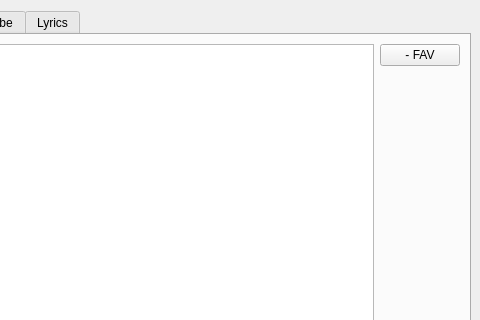
Old version of the form jardin.ui in the repository waltermas-gitter/jardinderadios; both pictures show x 290 to 770 and y 0 to 320 of the 770 by 660 pixel window.
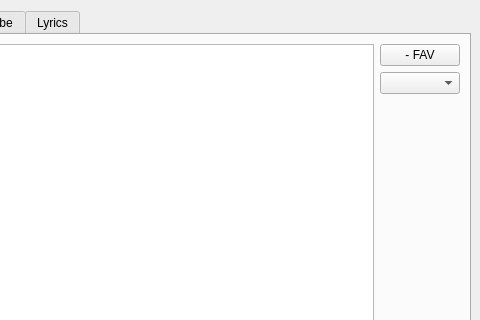
New version of the form. The open tabs and pages were chosen to show the change. Icons and pictures are not drawn.

Commit message: con themes

```diff
--- a/jardin.ui
+++ b/jardin.ui
@@ -62,6 +62,9 @@
               </property>
              </widget>
             </item>
+            <item>
+             <widget class="QComboBox" name="themeComboBox"/>
+            </item>
             <item>
              <spacer name="verticalSpacer">
               <property name="orientation">
```
Left out of the diff: 4 changed lines with no effect on the pictures. The commit also changes 2 other files.
